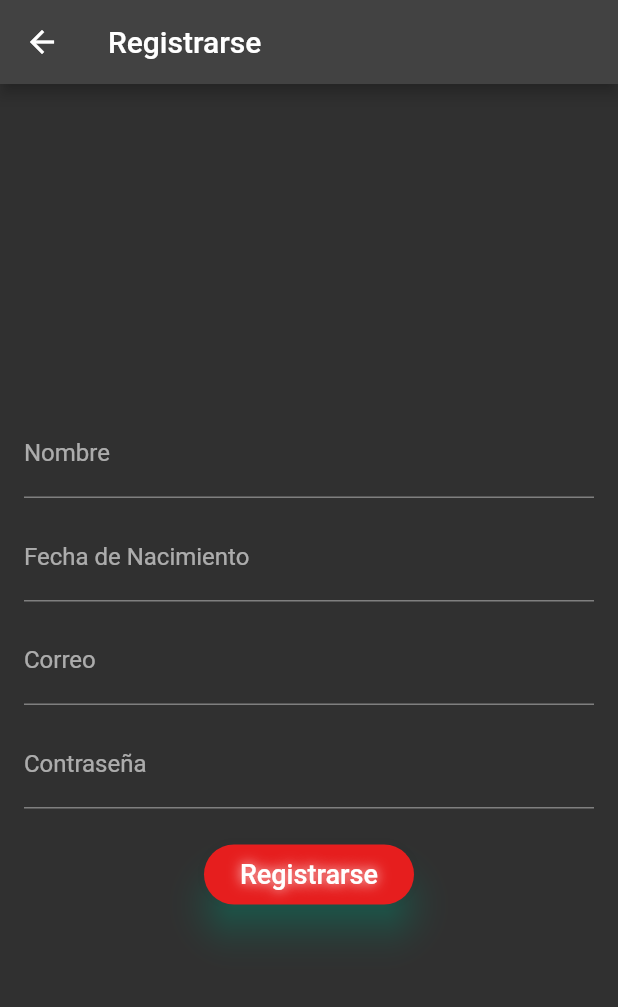
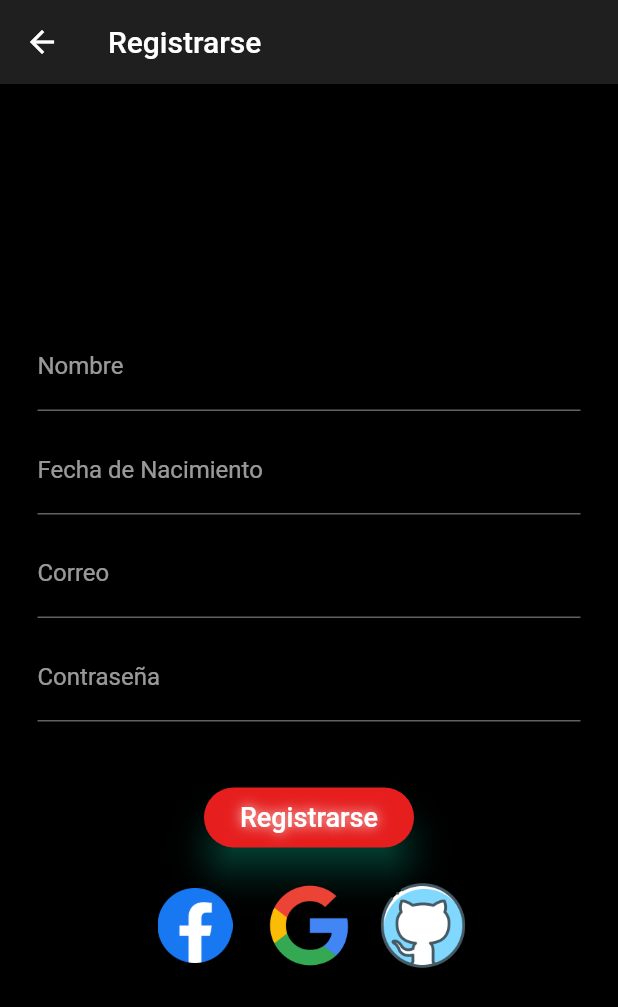
Before and after one commit to Gabriel-Guz/DMI_Integradora_Videojuego, a Flutter app: the Home screen opened directly, after a tap on "Registrarse", on a phone screen of 412 x 824 dp. Shown: the top 1007 px of the screen. Run offline on Flutter 3.47's test engine with Material 2 defaults, Android fonts, the phone set to English and light mode, and no system bars.

Commit message:
ICONS LOGIN

```diff
--- a/nearby_games_integradora/lib/home.dart
+++ b/nearby_games_integradora/lib/home.dart
@@ -8,17 +8,26 @@ class Home extends StatelessWidget {
     return Scaffold(
       appBar: AppBar(
         title: Text("Nearby_Games"),
+        backgroundColor: Color.fromARGB(255, 32, 31,
+            31), // Establece el color de fondo del Scaffold en negro
       ),
-      body: ListView(
+      body: Container(
+        color: Colors.black, // Establece el color de fondo negro
+        child: ListView(
           children: [
             Padding(
-            padding: EdgeInsets.all(20),
+              padding: EdgeInsets.all(0),
             ),
             Padding(
               padding: EdgeInsets.all(20),
               child: Column(
                 mainAxisAlignment: MainAxisAlignment.center,
                 children: [
+                  Image.asset(
+                    'assets/carroCarga.png',
+                    width: 180,
+                    height: 180,
+                  ),
                   Text(
                     "Rush Road: La Carrera por la Supervivencia",
                     style: TextStyle(
@@ -36,21 +45,15 @@ class Home extends StatelessWidget {
                     ),
                     textAlign: TextAlign.justify,
                   ),
-                SizedBox(height: 20),
+                  SizedBox(height: 15),
                   ElevatedButton(
                     onPressed: () {
-                    // Navega a la pantalla de registro (register)
+                      // Navega a la pantalla de inicio de sesión (login)
                       Navigator.push(context,
-                        MaterialPageRoute(builder: (context) => Register()));
+                          MaterialPageRoute(builder: (context) => Login()));
                     },
-                  child: Text("Iniciar Sesion",
-                      style: TextStyle(fontSize: 18, shadows: [
-                        Shadow(
-                          color: Colors.white,
-                          offset: Offset(0, 0),
-                          blurRadius: 10,
-                        )
-                      ])),
+                    child:
+                        Text("Iniciar Sesión", style: TextStyle(fontSize: 18)),
                     style: ElevatedButton.styleFrom(
                       primary: const Color.fromARGB(255, 230, 30, 30),
                       shape: RoundedRectangleBorder(
@@ -61,23 +64,16 @@ class Home extends StatelessWidget {
                       minimumSize: Size(140, 40),
                     ),
                   ),
-                SizedBox(height: 10),
+                  SizedBox(height: 15),
                   ElevatedButton(
                     onPressed: () {
                       // Navega a la pantalla de registro (register)
                       Navigator.push(context,
                           MaterialPageRoute(builder: (context) => Register()));
                     },
-                  child: Text("Registrarse",
-                      style: TextStyle(fontSize: 18, shadows: [
-                        Shadow(
-                          color: Colors.white,
-                          offset: Offset(0, 0),
-                          blurRadius: 10,
-                        )
-                      ])),
+                    child: Text("Registrarse", style: TextStyle(fontSize: 18)),
                     style: ElevatedButton.styleFrom(
-                    primary: const Color.fromARGB(255, 230, 30, 30),
+                      primary: const Color.fromARGB(255, 30, 120, 230),
                       shape: RoundedRectangleBorder(
                         borderRadius: BorderRadius.circular(100),
                       ),
@@ -91,6 +87,7 @@ class Home extends StatelessWidget {
             ),
           ],
         ),
+      ),
     );
   }
 }
--- a/nearby_games_integradora/lib/main.dart
+++ b/nearby_games_integradora/lib/main.dart
@@ -14,7 +14,7 @@ void main() {
   ));
 
   // Agregar un Future.delayed para esperar un tiempo antes de navegar a la pantalla principal
-  Future.delayed(Duration(seconds: 25), () {
+  Future.delayed(Duration(seconds: 10), () {
     runApp(new MaterialApp(
       debugShowCheckedModeBanner: false,
       home:
--- a/nearby_games_integradora/lib/register.dart
+++ b/nearby_games_integradora/lib/register.dart
@@ -1,6 +1,7 @@
 import 'package:flutter/material.dart';
 import 'package:nearby_games_integradora/home.dart';
 import 'package:nearby_games_integradora/login.dart';
+import 'package:nearby_games_integradora/home_principal.dart';
 
 class Register extends StatelessWidget {
   @override
@@ -8,10 +9,13 @@ class Register extends StatelessWidget {
     return Scaffold(
       appBar: AppBar(
         title: Text("Registrarse"),
+        backgroundColor: Color.fromARGB(255, 32, 31,
+            31), // Establece el color de fondo del Scaffold en negro
       ),
-      body: Center(
-        child: Padding(
-          padding: EdgeInsets.all(16.0),
+      body: Container(
+        color: Colors.black,
+        padding: const EdgeInsets.fromLTRB(
+            25, 0, 25, 10), // Agrega un padding en la parte inferior
         child: Column(
           mainAxisAlignment: MainAxisAlignment.center,
           children: [
@@ -39,21 +43,23 @@ class Register extends StatelessWidget {
               ),
               obscureText: true,
             ),
-              SizedBox(height: 20),
+            SizedBox(height: 40),
             ElevatedButton(
               onPressed: () {
                 // Navega a la pantalla de registro (register)
-                  Navigator.push(context,
-                      MaterialPageRoute(builder: (context) => Login()));
+                Navigator.push(
+                    context, MaterialPageRoute(builder: (context) => Login()));
               },
-                child: Text("Registrarse",
+              child: Text(
+                "Registrarse",
                 style: TextStyle(fontSize: 18, shadows: [
                   Shadow(
                     color: Colors.white,
                     offset: Offset(0, 0),
                     blurRadius: 10,
                   )
-                    ])),
+                ]),
+              ),
               style: ElevatedButton.styleFrom(
                 primary: const Color.fromARGB(255, 230, 30, 30),
                 shape: RoundedRectangleBorder(
@@ -64,8 +70,53 @@ class Register extends StatelessWidget {
                 minimumSize: Size(140, 40),
               ),
             ),
+            SizedBox(height: 10),
+            Row(
+              mainAxisAlignment: MainAxisAlignment.center,
+              children: [
+                IconButton(
+                  icon: Image.asset(
+                    'assets/facebook.png', // Ruta de la imagen del ícono de Facebook en assets
+                    width: 50, // Ancho de la imagen
+                    height: 50, // Altura de la imagen
+                  ),
+                  iconSize:
+                      60, // Tamaño del icono (ajusta este valor según tus preferencias)
+                  onPressed: () {
+                    // Agrega aquí la lógica para el inicio de sesión con Facebook
+                  },
+                ),
+                IconButton(
+                  icon: Image.asset(
+                    'assets/google.png', // Ruta de la imagen del ícono de Facebook en assets
+                    width: 100, // Ancho de la imagen
+                    height: 100, // Altura de la imagen
+                  ),
+                  iconSize:
+                      60, // Tamaño del icono (ajusta este valor según tus preferencias)
+                  onPressed: () {
+                    // Agrega aquí la lógica para el inicio de sesión con Facebook
+                  },
+                ),
+                IconButton(
+                  icon: Image.asset(
+                    'assets/github.png', // Ruta de la imagen del ícono de Facebook en assets
+                    width: 100, // Ancho de la imagen
+                    height: 100, // Altura de la imagen
+                  ),
+                  iconSize:
+                      60, // Tamaño del icono (ajusta este valor según tus preferencias)
+                  onPressed: () {
+                    // Navega a la pantalla principal
+                    Navigator.push(
+                        context,
+                        MaterialPageRoute(
+                            builder: (context) => Home_Principal()));
+                  },
+                ),
               ],
-          ),
+            )
+          ],
         ),
       ),
     );
--- a/nearby_games_integradora/lib/splash_screen.dart
+++ b/nearby_games_integradora/lib/splash_screen.dart
@@ -1,7 +1,3 @@
-// Creado por:
-// Asignatura: Desarrollo Movil Integral
-//Grado: 10   Grupo: "A"
-// Docente: MTI. Marco Antonio Ramirez Hernandez
 import 'package:flutter/material.dart';
 import 'package:nearby_games_integradora/home.dart';
 import 'dart:async';
@@ -16,34 +12,35 @@ class _SplashScreenState extends State<SplashScreen> {
   bool _isLoading = true;
 
   void _simulateLoading() {
-    const totalDuration = Duration(seconds: 25);
-    const intervalDuration = Duration(seconds: 5);
+    const totalDuration = Duration(seconds: 10);
+    const updateInterval = Duration(milliseconds: 100);
     int intervals = 0;
+    int totalIntervals =
+        totalDuration.inMilliseconds ~/ updateInterval.inMilliseconds;
 
-    Timer.periodic(intervalDuration, (timer) {
-      if (intervals >= 5) {
+    Timer.periodic(updateInterval, (timer) {
+      if (intervals >= totalIntervals) {
         timer.cancel();
+        if (mounted) {
+          setState(() {
+            _isLoading = false;
+            _progress =
+                1.0; // Asegurarse de que el progreso sea exactamente 1.0
+          });
+          Navigator.of(context).pushReplacement(
+            MaterialPageRoute(
+              builder: (BuildContext context) => Home(),
+            ),
+          );
+        }
         return;
       }
       if (mounted) {
         setState(() {
-          _progress += 0.2;
+          _progress = (intervals + 1) / totalIntervals;
         });
       }
       intervals++;
-    });
-
-    Future.delayed(totalDuration, () {
-      if (mounted) {
-        setState(() {
-          _isLoading = false;
-        });
-        Navigator.of(context).pushReplacement(
-          MaterialPageRoute(
-            builder: (BuildContext context) => Home(),
-          ),
-        );
-      }
     });
   }
 
@@ -57,8 +54,8 @@ class _SplashScreenState extends State<SplashScreen> {
   Widget build(BuildContext context) {
     return Scaffold(
       body: Container(
-        color: Colors.black, // Fondo negro de toda la pantalla
-        padding: EdgeInsets.all(16.0), // Padding para la barra
+        color: Colors.black,
+        padding: EdgeInsets.all(16.0),
         child: Center(
           child: Column(
             mainAxisAlignment: MainAxisAlignment.center,
@@ -67,17 +64,17 @@ class _SplashScreenState extends State<SplashScreen> {
                 mainAxisAlignment: MainAxisAlignment.center,
                 children: [
                   Image.asset(
-                    'assets/carroCarga.png', // Ruta de la imagen del carro
-                    width: 200, // Ancho de la imagen del carro
-                    height: 200, // Altura de la imagen del carro
+                    'assets/carroCarga.png',
+                    width: 200,
+                    height: 200,
                   ),
                 ],
               ),
               Text(
                 _isLoading ? "Cargando..." : "Carga completada",
                 style: TextStyle(
-                  fontSize: 38, // Tamaño de texto más grande
-                  fontFamily: 'MiFuente', // Fuente personalizada
+                  fontSize: 38,
+                  fontFamily: 'MiFuente',
                 ),
               ),
               SizedBox(height: 20),
@@ -85,30 +82,25 @@ class _SplashScreenState extends State<SplashScreen> {
                 Column(
                   children: [
                     SizedBox(
-                      height: 25, // Hacer la barra más alta
-
+                      height: 25,
                       child: LinearProgressIndicator(
                         value: _progress,
-                        backgroundColor:
-                            Colors.white, // Fondo blanco de la barra
+                        backgroundColor: Colors.white,
                         valueColor: AlwaysStoppedAnimation<Color>(
-                            Color.fromARGB(255, 65, 142,
-                                241)), // Cambiar el color de carga a rojo
-                      ),
-                    ),
-
-                    SizedBox(
-                      height: 10, // Espacio entre la barra y el porcentaje
-                    ),
-                    Text(
-                      "${(_progress * 100).toInt()}%", // Porcentaje
-                      style: TextStyle(
-                        color: Colors.white, // Texto en blanco
-                        fontSize: 32, // Tamaño de porcentaje más grande
+                            Color.fromARGB(255, 65, 142, 241)),
                       ),
                     ),
                     SizedBox(
-                        height: 20), // Espacio entre el porcentaje y la imagen
+                      height: 10,
+                    ),
+                    Text(
+                      "${(_progress * 100).toInt()}%",
+                      style: TextStyle(
+                        color: Colors.white,
+                        fontSize: 32,
+                      ),
+                    ),
+                    SizedBox(height: 20),
                   ],
                 ),
             ],
--- a/nearby_games_integradora/pubspec.yaml
+++ b/nearby_games_integradora/pubspec.yaml
@@ -27,6 +27,9 @@ flutter:
     # - assets/poster.jpg
     - assets/carroCarga.png
     - assets/icono.png
+    - assets/facebook.png
+    - assets/github.png
+    - assets/google.png
   fonts:
     - family: MiFuente
       fonts:
```
Also changed, not shown: nearby_games_integradora/lib/login.dart (+34 -12 lines), nearby_games_integradora/assets/facebook.png (added), nearby_games_integradora/assets/github.png (added), nearby_games_integradora/assets/google.png (added). Lines whose indentation alone changed are shown as unchanged.
